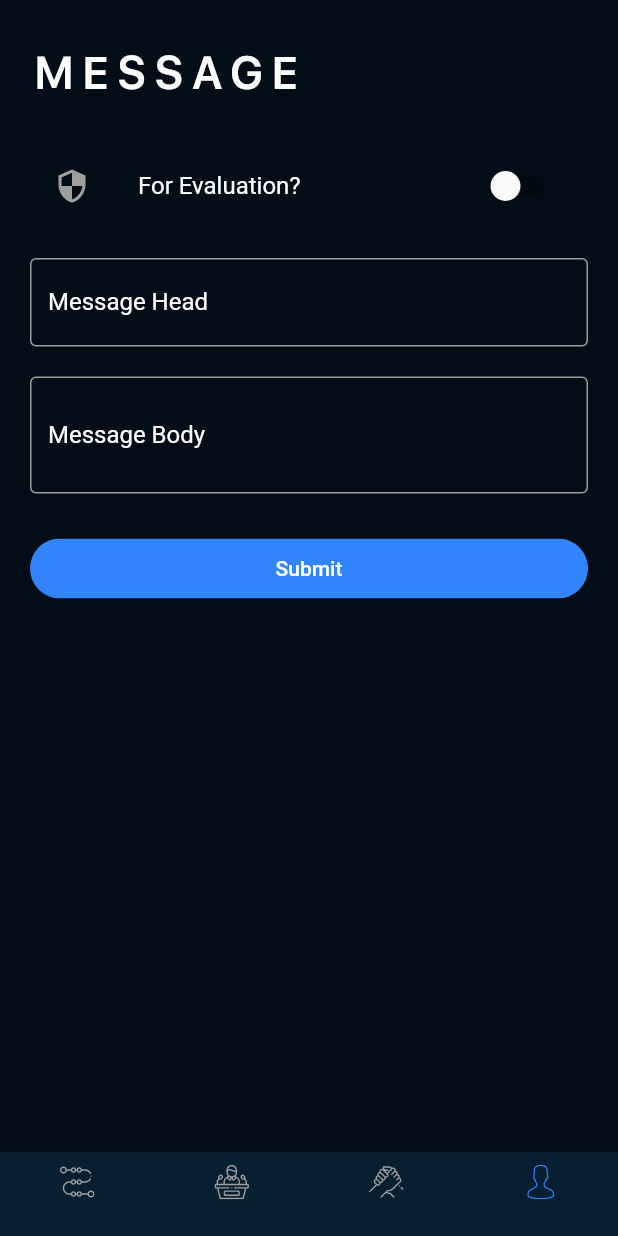
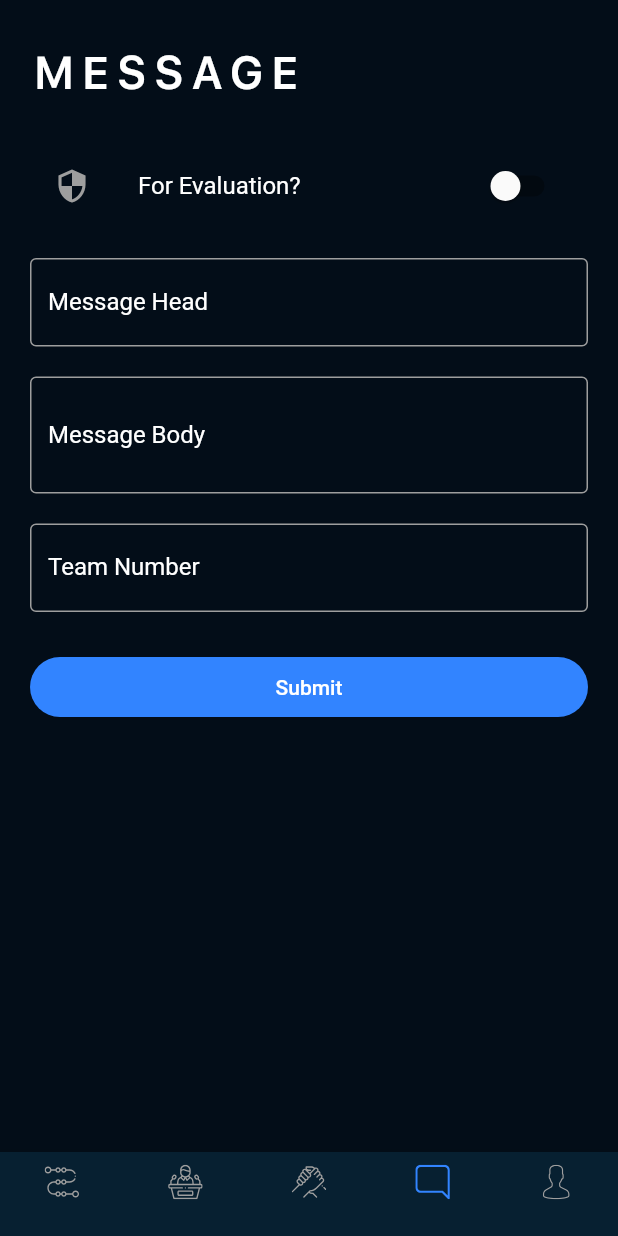
Before and after one commit to vanshg395/devsoc_admin, a Flutter app: the BoardScreen screen opened directly, item 4 of the bottom bar chosen, on a phone screen of 412 x 824 dp. Run offline on Flutter 3.47's test engine with Material 2 defaults, Android fonts, the phone set to English and light mode, and no system bars; our stand-ins replace firebase_messaging, flutter_svg, font_awesome_flutter, photo_view, shared_preferences; accounts and stored records are empty; Roboto replaces fonts that are missing (SFProTextSemiMed).

Commit message:
early commit lappy deD

```diff
--- a/lib/board/message.dart
+++ b/lib/board/message.dart
@@ -15,6 +15,8 @@ class _MessageState extends State<Message> {
 
   TextEditingController _messageHeadController = TextEditingController();
   TextEditingController _messageBodyController = TextEditingController();
+  TextEditingController _teamNumberController = TextEditingController();
+
 
   bool visisblePassword = false;
   bool _isLoading = false;
@@ -22,9 +24,8 @@ class _MessageState extends State<Message> {
   Map<String, String> _authData = {
     'messageHead': '',
     'messageBody': '',
-
   };
-
+  int teamNumber1;
   final GlobalKey<FormState> _formKey = GlobalKey();
 
   String errorMessage = '';
@@ -33,13 +34,14 @@ class _MessageState extends State<Message> {
     print('Checkpoint 1');
     final messageHead = _authData['messageHead'];
     final messageBody = _authData['messageBody'];
+    final int teamNumber = teamNumber1;
     print(messageBody);
     setState(() {
       _isLoading = true;
     });
     try {
       print(_authData);
-      await Provider.of<Auth>(context, listen: false).message(isSwitched,messageHead,messageBody);
+      await Provider.of<Auth>(context, listen: false).message(isSwitched,messageHead,messageBody,teamNumber);
       Navigator.push(context,MaterialPageRoute(builder: (context)=> BoardScreen(),),);
     } catch (error) {
       errorMessage = error.toString();
@@ -53,7 +55,7 @@ class _MessageState extends State<Message> {
         context: context,
         builder: (context) => Platform.isIOS
             ? CupertinoAlertDialog(
-                title: Text('Authentication Error'),
+                title: Text('Error in sending message'),
                 content: Padding(
                   padding: EdgeInsets.only(top: 10),
                   child: Text(errorMessage),
@@ -67,7 +69,7 @@ class _MessageState extends State<Message> {
               )
             : AlertDialog(
                 backgroundColor: Colors.grey,
-                title: Text('Authentication Error'),
+                title: Text('Error in sending message'),
                 content: Padding(
                   padding: EdgeInsets.only(top: 10),
                   child: Text(errorMessage),
@@ -180,6 +182,35 @@ class _MessageState extends State<Message> {
               onChanged: (value) => _authData['messageBody'] = value,
 
               ),
+              SizedBox(
+                height: 20,
+              ),
+              TextFormField(
+                keyboardType: TextInputType.number,
+                controller: _teamNumberController,
+                decoration: InputDecoration(
+
+                labelText: 'Team Number',
+                labelStyle: TextStyle(color: Colors.white),
+                focusedBorder: OutlineInputBorder(
+                  borderSide: BorderSide(color: Colors.blue),
+                ),
+                errorBorder: OutlineInputBorder(
+                  borderSide: BorderSide(color: Colors.blue),
+                ),
+                focusedErrorBorder: OutlineInputBorder(
+                  borderSide: BorderSide(color: Colors.blue),
+                ),
+                enabledBorder: OutlineInputBorder(
+                  borderSide: BorderSide(color: Colors.grey),
+                ),
+              ),
+              keyboardAppearance: Brightness.light,
+
+
+              onChanged: (value) => teamNumber1 = int.parse(value),
+
+              ),
 
               SizedBox(
                   height: 30,
--- a/lib/board/tabsScreen.dart
+++ b/lib/board/tabsScreen.dart
@@ -33,7 +33,11 @@ class _BoardScreenState extends State<BoardScreen> {
       },
       {
         'page': Message(),
-        'title': 'Essentials',
+        'title': 'Messages',
+      },
+      {
+        'page': EssentialsScreen(),
+        'title': 'Profile',
       },
     ];
     super.initState();
@@ -101,6 +105,19 @@ class _BoardScreenState extends State<BoardScreen> {
           ),
           BottomNavigationBarItem(
             icon: SvgPicture.asset(
+              'assets/img/icons/message.svg',
+              height: 23,
+              color: Colors.grey,
+            ),
+            activeIcon: SvgPicture.asset(
+              'assets/img/icons/message.svg',
+              height: 23,
+              color: Color(0xff3284ff),
+            ),
+            title: SizedBox(),
+          ),
+          BottomNavigationBarItem(
+            icon: SvgPicture.asset(
               'assets/img/icons/user.svg',
               height: 23,
               color: Colors.grey,
--- a/lib/providers/auth.dart
+++ b/lib/providers/auth.dart
@@ -166,7 +166,7 @@ class Auth with ChangeNotifier {
 
 
 
-  Future<void> message(bool messageCon, String messageHead, String messageBody) async{
+  Future<void> message(bool messageCon, String messageHead, String messageBody,int teamNumber) async{
     print('checkpointttttt');
     String url = 'https://api-devsoc.herokuapp.com/message/';
     String messageConf = 'False';
@@ -182,7 +182,8 @@ class Auth with ChangeNotifier {
       body: {
         'message_conf':messageConf,
         'message_heading': messageHead,
-        'message_body':messageBody
+        'message_body':messageBody,
+        'team':teamNumber
       });
       print(response.body);
       // final responseBody = json.decode(response.body);
```
Also changed, not shown: 1 other file.
